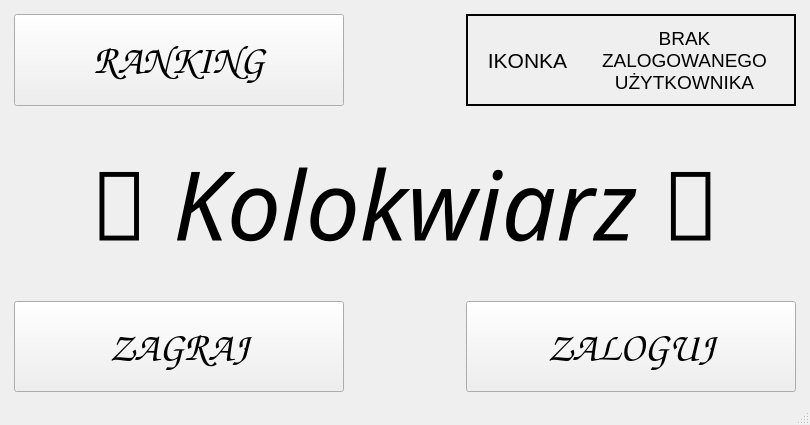
Qt form Kolokwiarz/mainwindow.ui (RidicolusL3vel/Kolokwiarz) before a commit.
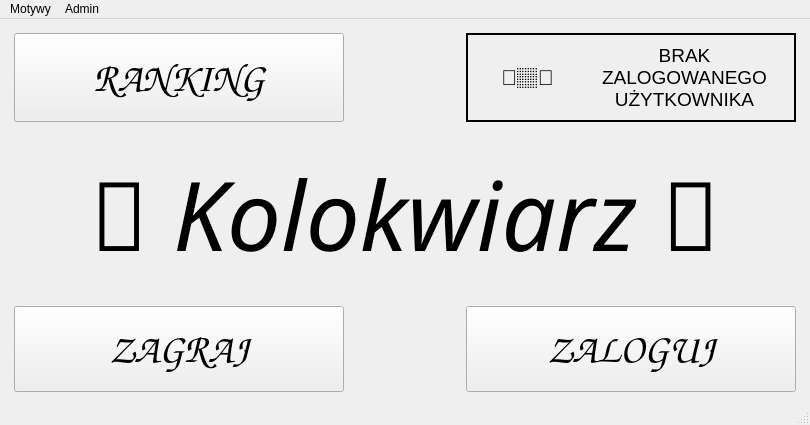
The same form after that commit.

Diff of the .ui file:
```diff
--- a/Kolokwiarz/mainwindow.ui
+++ b/Kolokwiarz/mainwindow.ui
@@ -91,7 +91,7 @@
               </font>
              </property>
              <property name="text">
-              <string>IKONKA</string>
+              <string>👨🏽‍🏫</string>
              </property>
              <property name="alignment">
               <set>Qt::AlignmentFlag::AlignCenter</set>
@@ -290,6 +290,20 @@
      <height>21</height>
     </rect>
    </property>
+   <widget class="QMenu" name="menuMotywy">
+    <property name="title">
+     <string>Motywy</string>
+    </property>
+    <addaction name="actionDefault"/>
+   </widget>
+   <widget class="QMenu" name="menuAdmin">
+    <property name="title">
+     <string>Admin</string>
+    </property>
+    <addaction name="actionDodaj_Pytanie"/>
+   </widget>
+   <addaction name="menuMotywy"/>
+   <addaction name="menuAdmin"/>
   </widget>
   <widget class="QStatusBar" name="statusbar"/>
  </widget>
```
Left out of the diff: 10 changed lines with no effect on the pictures.
